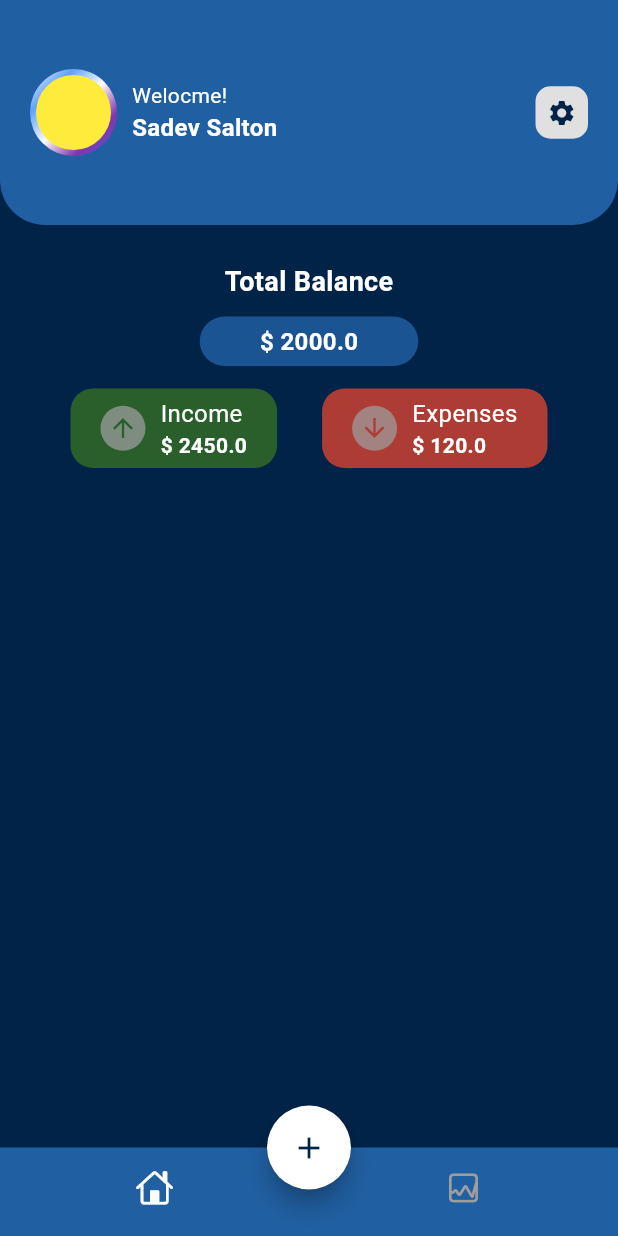
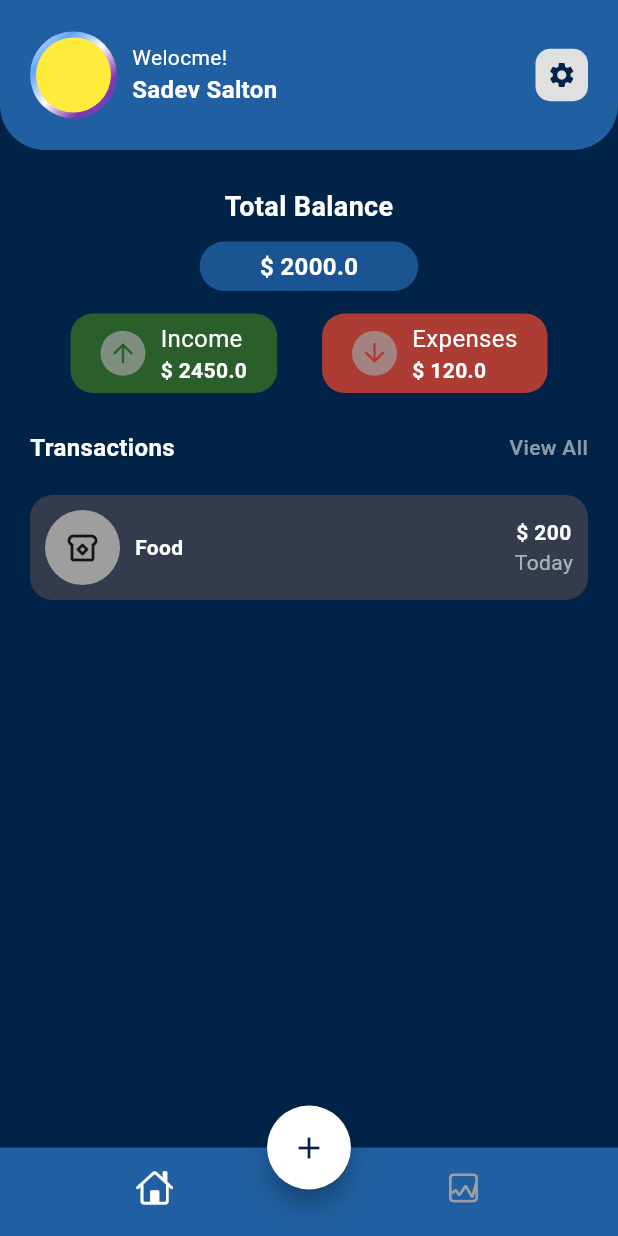
Before and after one commit to R-salton/expense_tracker, a Flutter app: the screen it shows after launch, on a phone screen of 412 x 824 dp. Run offline on Flutter 3.47's test engine with Material 3 defaults, Android fonts, the phone set to English and light mode, and no system bars.

Commit message:
Main Screen

```diff
--- a/lib/components/constants.dart
+++ b/lib/components/constants.dart
@@ -3,6 +3,9 @@ import 'package:flutter/material.dart';
 const kIconColor = Color(0xFF205fa1);
 const kTextColor = Color(0XFF002347);
 const kLightBlueColor = Color(0xFF205fa1);
+const kYellowColor = Color(0xFFFFC651);
+const kRedColor = Color(0xFFFF6161);
+const kBlackCleanColor = Color(0xFF333B4C);
 const kHeadingFontSize = 26.0;
 const kSubHeadingFontSize = 20.0;
 const kButtonFontSize = 20.0;
--- a/lib/screens/home/views/home_screen.dart
+++ b/lib/screens/home/views/home_screen.dart
@@ -1,4 +1,3 @@
-import 'dart:math';
 
 import 'package:expense_tracker/components/constants.dart';
 import 'package:expense_tracker/screens/home/views/main_screen.dart';
--- a/lib/screens/home/views/main_screen.dart
+++ b/lib/screens/home/views/main_screen.dart
@@ -1,4 +1,7 @@
+import 'dart:math';
+
 import 'package:expense_tracker/components/constants.dart';
+import 'package:flutter/cupertino.dart';
 import 'package:flutter/material.dart';
 
 class MainScreen extends StatelessWidget {
@@ -10,7 +13,7 @@ class MainScreen extends StatelessWidget {
       child: Column(
         children: [
           Container(
-            height: 150,
+            height: 100,
             padding: EdgeInsets.symmetric(horizontal: 20, vertical: 10),
             decoration: BoxDecoration(
               color: kIconColor,
@@ -155,6 +158,91 @@ class MainScreen extends StatelessWidget {
                 )
               ],
             ),
+          ),
+          SizedBox(
+            height: 25,
+          ),
+          Padding(
+            padding: const EdgeInsets.symmetric(horizontal: 20),
+            child: Row(
+              mainAxisAlignment: MainAxisAlignment.spaceBetween,
+              children: [
+                Text(
+                  "Transactions",
+                  style: TextStyle(
+                      color: Colors.white,
+                      fontSize: 16,
+                      fontWeight: FontWeight.bold),
+                ),
+                Text(
+                  "View All",
+                  style: TextStyle(
+                      color: Colors.white54, fontWeight: FontWeight.w500),
+                )
+              ],
+            ),
+          ),
+          SizedBox(
+            height: 20,
+          ),
+          Padding(
+            padding: EdgeInsets.symmetric(horizontal: 20),
+            child: Column(
+              children: [
+                SizedBox(
+                  child: Container(
+                    padding: EdgeInsets.symmetric(horizontal: 10),
+                    height: 70,
+                    decoration: BoxDecoration(
+                      color: kBlackCleanColor,
+                      borderRadius: BorderRadius.circular(15),
+                    ),
+                    child: Row(
+                      mainAxisAlignment: MainAxisAlignment.spaceBetween,
+                      children: [
+                        Row(
+                          children: [
+                            Container(
+                              height: 50,
+                              width: 50,
+                              decoration: BoxDecoration(
+                                  shape: BoxShape.circle, color: Colors.grey),
+                              child: Icon(Icons.breakfast_dining_outlined),
+                            ),
+                            SizedBox(
+                              width: 10,
+                            ),
+                            Text(
+                              "Food",
+                              style: TextStyle(
+                                  color: Colors.white,
+                                  fontSize: 14,
+                                  fontWeight: FontWeight.bold),
+                            ),
+                          ],
+                        ),
+                        Column(
+                          mainAxisAlignment: MainAxisAlignment.center,
+                          children: [
+                            Text(
+                              "\$ 200",
+                              style: TextStyle(
+                                  color: Colors.white,
+                                  fontSize: 14,
+                                  fontWeight: FontWeight.bold),
+                            ),
+                            Text(
+                              "Today",
+                              style: TextStyle(color: Colors.white60),
+                            )
+                          ],
+                        )
+                      ],
+                    ),
+                  ),
+                )
+              ],
+            ),
           )
         ],
       ),
```
